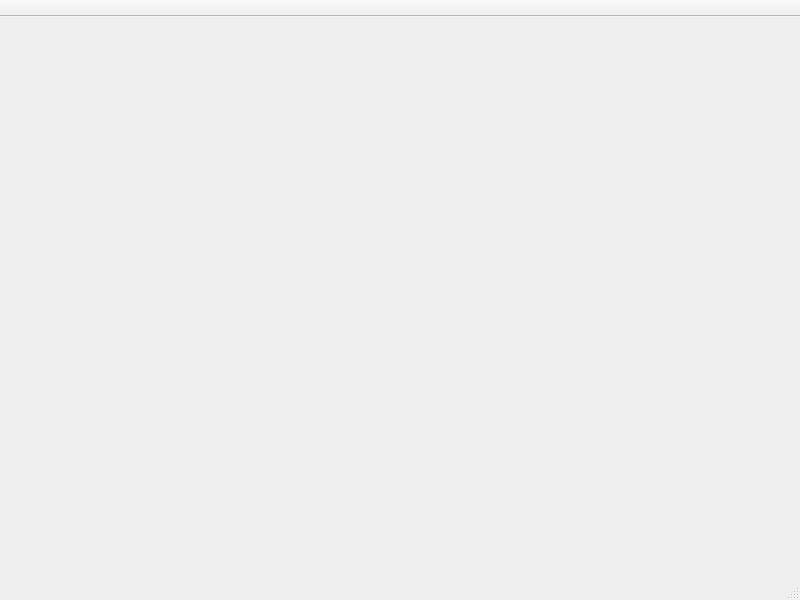
Old version of the form mainwindow.ui in the repository aliakseis/webrtc-ui.
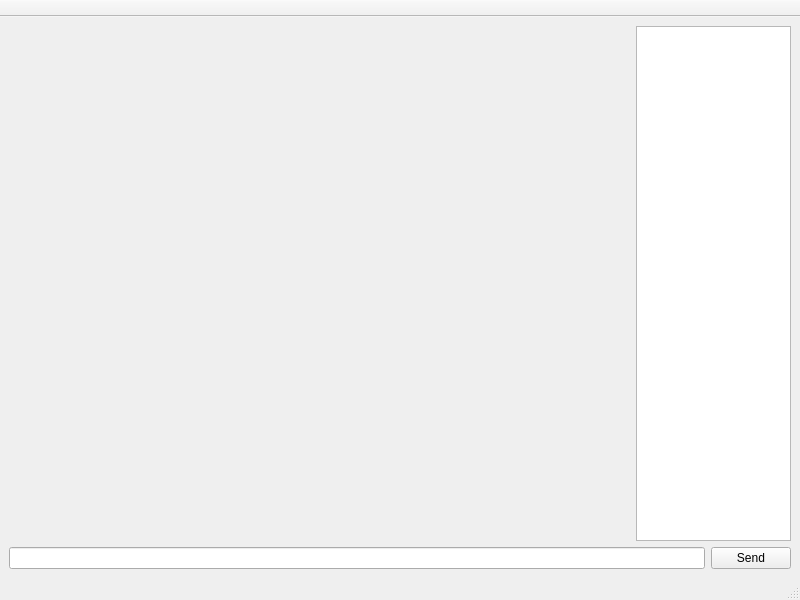
New version of the form.

The edit to the form file:
```diff
--- a/mainwindow.ui
+++ b/mainwindow.ui
@@ -13,7 +13,34 @@
   <property name="windowTitle">
    <string>MainWindow</string>
   </property>
-  <widget class="QWidget" name="centralwidget"/>
+  <widget class="QWidget" name="centralwidget">
+   <layout class="QVBoxLayout" name="verticalLayout_3">
+    <item>
+     <layout class="QHBoxLayout" name="horizontalLayout_2" stretch="20,5">
+      <item>
+       <widget class="QWidget" name="videoArea" native="true"/>
+      </item>
+      <item>
+       <widget class="QTextEdit" name="chatDisplay"/>
+      </item>
+     </layout>
+    </item>
+    <item>
+     <layout class="QHBoxLayout" name="horizontalLayout">
+      <item>
+       <widget class="QLineEdit" name="chatInput"/>
+      </item>
+      <item>
+       <widget class="QPushButton" name="sendButton">
+        <property name="text">
+         <string>Send</string>
+        </property>
+       </widget>
+      </item>
+     </layout>
+    </item>
+   </layout>
+  </widget>
   <widget class="QMenuBar" name="menubar">
    <property name="geometry">
     <rect>
```
Left out of the diff: 2 changed lines with no effect on the pictures.
